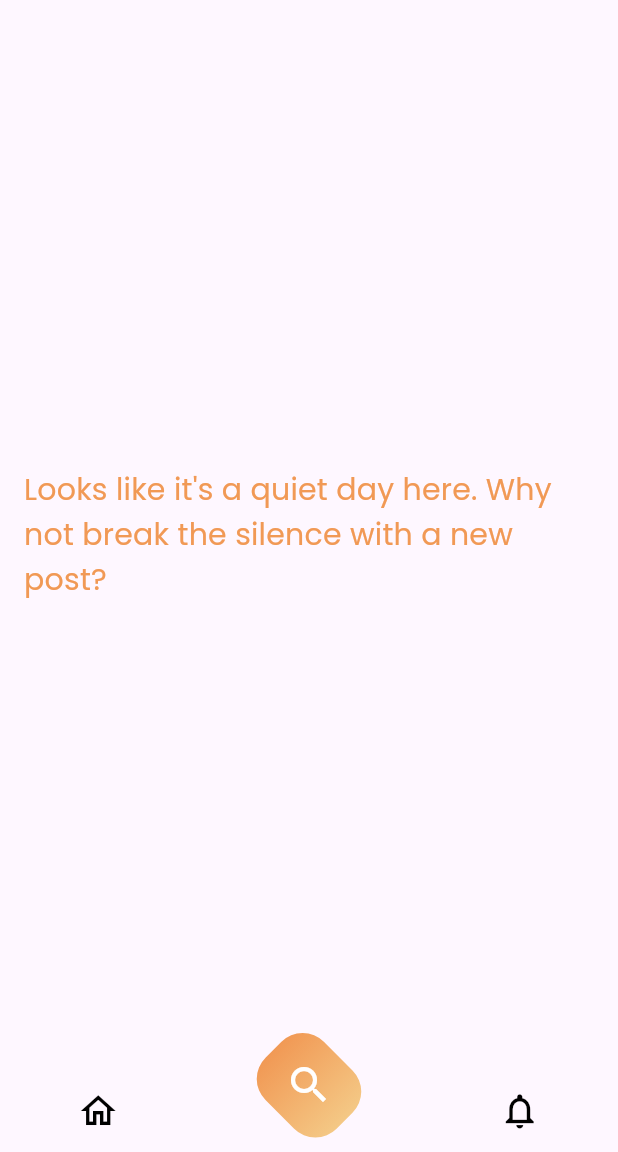
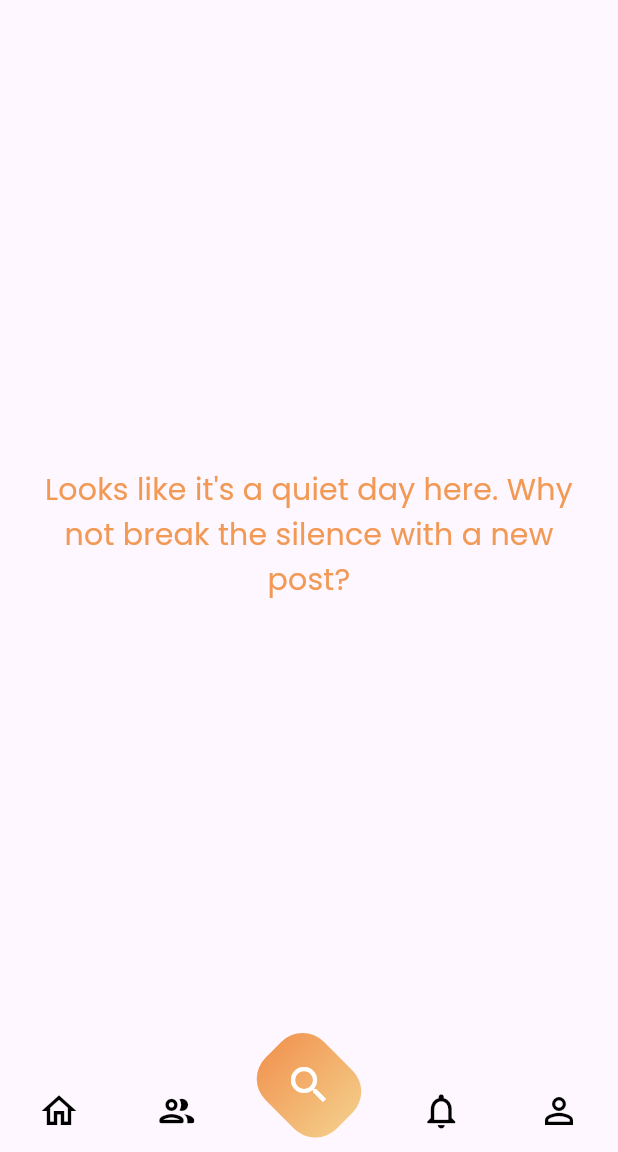
Before and after one commit to omar-sherif9992/GUConnect, a Flutter app: the ClubsAndEvents screen opened by its route, on a phone screen of 412 x 824 dp, the part 84-1236 px from its top. Run offline on Flutter 3.47's test engine with Material 3 defaults, Android fonts, the phone set to English and light mode, and no system bars; our stand-ins replace cached_network_image, cloud_firestore, device_preview, email_validator, emoji_picker_flutter, firebase_auth and 6 more; missing offline and left inert: flutter_phone_direct_caller, mailer; accounts and stored records are empty; key blocks and very long unbroken strings in the code were emptied for the run.

Commit message:
bottom app bar

```diff
--- a/app/lib/routes.dart
+++ b/app/lib/routes.dart
@@ -60,6 +60,8 @@ class CustomRoutes {
   static const String adminUsers = '/admin/users';
   static const String adminUsersDetail = '/admin/users-detail';
   static const String adminStaff = '/admin/staff';
+  static const String adminReports = '/admin/reports';
+
 
   static Map<String, WidgetBuilder> get routes {
     return {
@@ -73,7 +75,7 @@ class CustomRoutes {
       impPhoneNumber: (context) => const ImportantContactsScreen(),
       officesAndOutlets: (context) => const OfficesAndOutlets(),
       confessions: (context) => const Confessions(),
-      adminPendings: (context) => PendingsScreen(),
+      adminPendings: (context) => const PendingsScreen(),
       clubsAndEvents: (context) => const ClubsAndEvents(),
       addClubPost: (context) => const AddPost(),
       adminStaff: (context) => const SearchStaffScreen(),
--- a/app/lib/src/screens/clubsAndEvents.dart
+++ b/app/lib/src/screens/clubsAndEvents.dart
@@ -2,7 +2,7 @@ import 'package:GUConnect/routes.dart';
 import 'package:GUConnect/src/models/NewsEventClub.dart';
 import 'package:GUConnect/src/models/User.dart';
 import 'package:GUConnect/src/providers/NewsEventClubProvider.dart';
-import 'package:GUConnect/src/screens/user/user_bottom_bar.dart';
+import 'package:GUConnect/src/widgets/bottom_bar.dart';
 import 'package:GUConnect/src/widgets/loader.dart';
 import 'package:GUConnect/src/widgets/post.dart';
 import 'package:GUConnect/src/widgets/app_bar.dart';
@@ -123,6 +123,7 @@ class _ClubsAndEventsState extends State<ClubsAndEvents> {
                   child: Center(
                     child: Text(
                       "Looks like it's a quiet day here. Why not break the silence with a new post?",
+                      textAlign: TextAlign.center,
                       style: Theme.of(context).textTheme.titleMedium!.copyWith(
                             color: Theme.of(context).colorScheme.primary,
                             fontSize: 20,
@@ -130,7 +131,7 @@ class _ClubsAndEventsState extends State<ClubsAndEvents> {
                     ),
                   ),
                 ),
-      bottomNavigationBar: const UserBottomBar(),
+      bottomNavigationBar: const BottomBar(),
     );
   }
 
--- a/app/lib/src/screens/user/profile.dart
+++ b/app/lib/src/screens/user/profile.dart
@@ -1,4 +1,6 @@
 import 'package:GUConnect/src/dummy_data/posts.dart';
+import 'package:GUConnect/src/widgets/bottom_bar.dart';
+import 'package:GUConnect/src/screens/user/user_drawer.dart';
 import 'package:GUConnect/src/widgets/app_bar.dart';
 import 'package:flutter/material.dart';
 import 'package:GUConnect/src/widgets/post_widget.dart';
@@ -18,6 +20,8 @@ class _ProfileScreenState extends State<ProfileScreen>
   @override
   Widget build(BuildContext context) {
     return Scaffold(
+      bottomNavigationBar: const BottomBar(),
+      drawer: const UserDrawer(),
       appBar: const CustomAppBar(title: 'Profile'),
       body: Column(
         children: [
--- a/app/lib/src/screens/user/user_bottom_bar.dart
+++ /dev/null
@@ -1,66 +0,0 @@
-import 'package:GUConnect/routes.dart';
-import 'package:flutter/material.dart';
-import 'dart:math';
-
-class UserBottomBar extends StatelessWidget {
-  const UserBottomBar({super.key});
-
-  @override
-  Widget build(context) {
-    return Row(
-      mainAxisAlignment: MainAxisAlignment.spaceAround,
-      children: [
-        IconButton(
-          onPressed: () {
-            Navigator.pushNamed(context, CustomRoutes.home);
-          },
-          icon: Icon(
-            Icons.home_outlined,
-            color: Theme.of(context).colorScheme.onBackground,
-            size: 28,
-          ),
-        ), // Your home icon or any other icon
-        Transform.translate(
-          offset: const Offset(
-              0, -17), // Adjust the Y offset to shift the diamond icon up
-          child: Transform.rotate(
-            angle: pi / 4,
-            child: Container(
-              height: 55,
-              width: 67,
-              decoration: BoxDecoration(
-                borderRadius: const BorderRadius.all(Radius.circular(20)),
-                color: Theme.of(context).colorScheme.primary,
-                gradient: LinearGradient(
-                  begin: Alignment.centerLeft,
-                  end: Alignment.centerRight,
-                  colors: [
-                    Theme.of(context).colorScheme.primary,
-                    const Color.fromARGB(255, 244, 200, 133),
-                  ],
-                ),
-              ),
-              child: Transform.rotate(
-                  angle: -pi / 4,
-                  child: Icon(
-                    Icons.search_outlined,
-                    color: Theme.of(context).colorScheme.onSecondary,
-                    size: 32,
-                  )),
-            ),
-          ),
-        ),
-        IconButton(
-          onPressed: () {
-            Navigator.pushNamed(context, CustomRoutes.notifications);
-          },
-          icon: Icon(
-            Icons.notifications_outlined,
-            color: Theme.of(context).colorScheme.onBackground,
-            size: 28,
-          ),
-        ),
-      ],
-    );
-  }
-}
--- /dev/null
+++ b/app/lib/src/widgets/bottom_bar.dart
@@ -0,0 +1,185 @@
+import 'package:GUConnect/routes.dart';
+import 'package:flutter/material.dart';
+import 'dart:math';
+
+class BottomBar extends StatelessWidget {
+  const BottomBar({super.key});
+
+  @override
+  Widget build(context) {
+    // check if user is admin
+    bool isAdmin = false;
+
+    // check which page is active
+    bool isActive(String routeName) {
+      return routeName == ModalRoute.of(context)!.settings.name;
+    }
+
+    final adminRoutes = [
+      IconButton(
+        onPressed: () {
+          Navigator.pushNamed(context, CustomRoutes.admin);
+        },
+        icon: Icon(
+          Icons.home_outlined,
+          color: isActive(CustomRoutes.admin)
+              ? Theme.of(context).colorScheme.primary
+              : Theme.of(context).colorScheme.onBackground,
+          size: 28,
+        ),
+      ),
+      IconButton(
+        onPressed: () {
+          Navigator.pushNamed(context, CustomRoutes.admin);
+        },
+        icon: Icon(
+          Icons.receipt,
+          color: isActive(CustomRoutes.adminReports)
+              ? Theme.of(context).colorScheme.primary
+              : Theme.of(context).colorScheme.onBackground,
+          size: 28,
+        ),
+      ),
+      Transform.translate(
+        offset: const Offset(
+            0, -17), // Adjust the Y offset to shift the diamond icon up
+        child: Transform.rotate(
+          angle: pi / 4,
+          child: Container(
+            height: 55,
+            width: 67,
+            decoration: BoxDecoration(
+              borderRadius: const BorderRadius.all(Radius.circular(20)),
+              color: Theme.of(context).colorScheme.primary,
+              gradient: LinearGradient(
+                begin: Alignment.centerLeft,
+                end: Alignment.centerRight,
+                colors: [
+                  Theme.of(context).colorScheme.primary,
+                  const Color.fromARGB(255, 244, 200, 133),
+                ],
+              ),
+            ),
+            child: Transform.rotate(
+                angle: -pi / 4,
+                child: Icon(
+                  Icons.confirmation_num_outlined,
+                  color: Theme.of(context).colorScheme.onSecondary,
+                  size: 32,
+                )),
+          ),
+        ),
+      ),
+      IconButton(
+        onPressed: () {
+          Navigator.pushNamed(context, CustomRoutes.adminNotifications);
+        },
+        icon: Icon(
+          Icons.notifications_outlined,
+          color: isActive(CustomRoutes.adminNotifications)
+              ? Theme.of(context).colorScheme.primary
+              : Theme.of(context).colorScheme.onBackground,
+          size: 28,
+        ),
+      ),
+      IconButton(
+        onPressed: () {
+          Navigator.pushNamed(context, CustomRoutes.profile);
+        },
+        icon: Icon(
+          Icons.person_outline,
+          color: isActive(CustomRoutes.profile)
+              ? Theme.of(context).colorScheme.primary
+              : Theme.of(context).colorScheme.onBackground,
+          size: 28,
+        ),
+      ),
+    ];
+
+    final userRoutes = [
+      IconButton(
+        onPressed: () {
+          Navigator.pushNamed(context, CustomRoutes.home);
+        },
+        icon: Icon(
+          Icons.home_outlined,
+          color: isActive(CustomRoutes.home)
+              ? Theme.of(context).colorScheme.primary
+              : Theme.of(context).colorScheme.onBackground,
+          size: 28,
+        ),
+      ),
+      IconButton(
+        onPressed: () {
+          Navigator.pushNamed(context, CustomRoutes.confessions);
+        },
+        icon: Icon(
+          Icons.people_outline_rounded,
+          color: isActive(CustomRoutes.confessions)
+              ? Theme.of(context).colorScheme.primary
+              : Theme.of(context).colorScheme.onBackground,
+          size: 28,
+        ),
+      ),
+      Transform.translate(
+        offset: const Offset(
+            0, -17), // Adjust the Y offset to shift the diamond icon up
+        child: Transform.rotate(
+          angle: pi / 4,
+          child: Container(
+            height: 55,
+            width: 67,
+            decoration: BoxDecoration(
+              borderRadius: const BorderRadius.all(Radius.circular(20)),
+              color: Theme.of(context).colorScheme.primary,
+              gradient: LinearGradient(
+                begin: Alignment.centerLeft,
+                end: Alignment.centerRight,
+                colors: [
+                  Theme.of(context).colorScheme.primary,
+                  const Color.fromARGB(255, 244, 200, 133),
+                ],
+              ),
+            ),
+            child: Transform.rotate(
+                angle: -pi / 4,
+                child: Icon(
+                  Icons.search_outlined,
+                  color: Theme.of(context).colorScheme.onSecondary,
+                  size: 32,
+                )),
+          ),
+        ),
+      ),
+      IconButton(
+        onPressed: () {
+          Navigator.pushNamed(context, CustomRoutes.notifications);
+        },
+        icon: Icon(
+          Icons.notifications_outlined,
+          color: isActive(CustomRoutes.notifications)
+              ? Theme.of(context).colorScheme.primary
+              : Theme.of(context).colorScheme.onBackground,
+          size: 28,
+        ),
+      ),
+      IconButton(
+        onPressed: () {
+          Navigator.pushNamed(context, CustomRoutes.profile);
+        },
+        icon: Icon(
+          Icons.person_outline,
+          color: isActive(CustomRoutes.profile)
+              ? Theme.of(context).colorScheme.primary
+              : Theme.of(context).colorScheme.onBackground,
+          size: 28,
+        ),
+      ),
+    ];
+
+    return Row(
+      mainAxisAlignment: MainAxisAlignment.spaceAround,
+      children: isAdmin ? adminRoutes : userRoutes,
+    );
+  }
+}
```
Also changed, not shown: app/lib/src/screens/admin/admin_bottom_bar.dart (deleted, +0 -67 lines), app/lib/src/screens/admin/admin_drawer.dart (deleted, +0 -215 lines).
